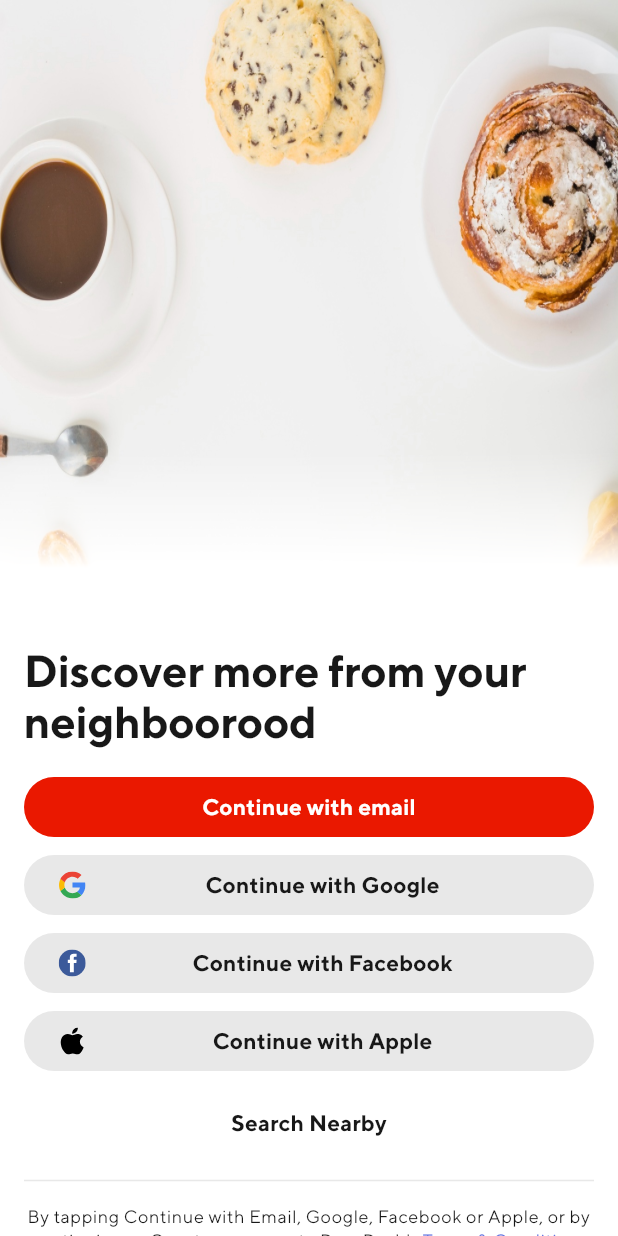
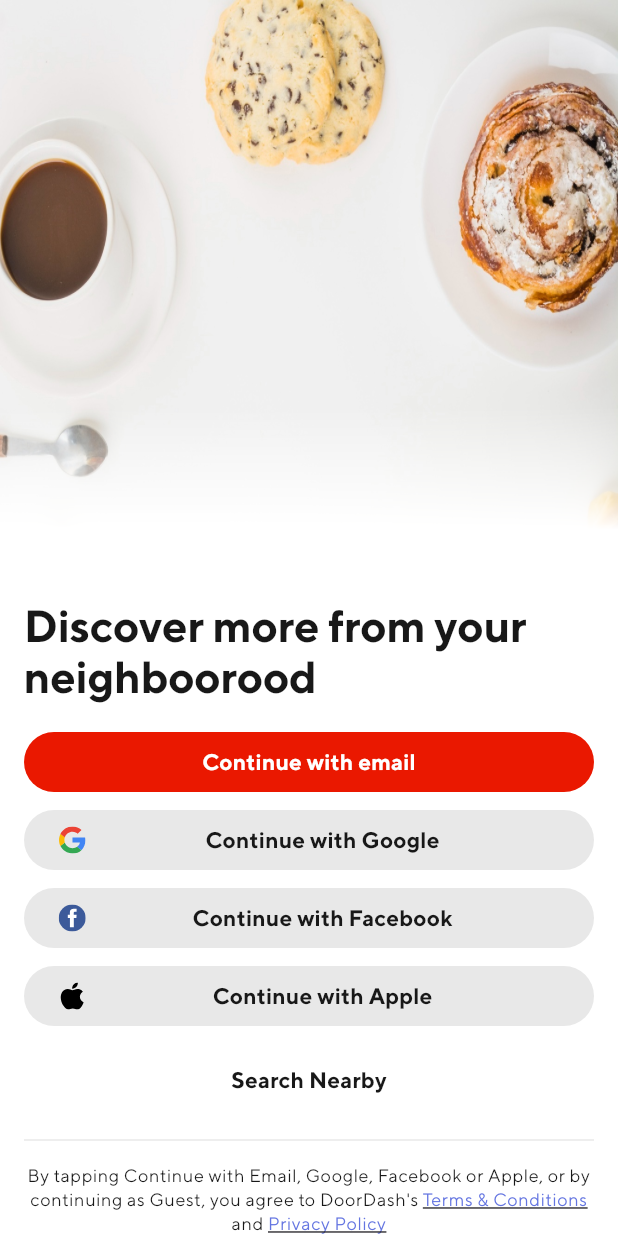
Before and after one commit to OsileJesse123/Flutter-Material-Styling, a Flutter app: the screen it shows after launch, on a phone screen of 412 x 824 dp. Run offline on Flutter 3.47's test engine with Material 3 defaults, Android fonts, the phone set to English and light mode, and no system bars; our stand-ins replace flutter_svg.

Commit message:
login screen edited

```diff
--- a/lib/views/login_page.dart
+++ b/lib/views/login_page.dart
@@ -60,12 +60,13 @@ class LoginPage extends StatelessWidget {
           )
         ),
         child: Padding(
-          padding: const EdgeInsets.only(top: 300),
+          padding: const EdgeInsets.only(top: 270),
           child: ShaderMask(
             shaderCallback: (bounds) => _maskingGradient.createShader(bounds),
             blendMode: BlendMode.dstIn,
             child: Container(
               color: theme.colorScheme.background,
+
               child: Padding(
                 padding: const EdgeInsets.fromLTRB(16, 130, 16, 0),
                 child: Column(
@@ -94,12 +95,16 @@ class LoginPage extends StatelessWidget {
                     _continueWithButton(SvgPicture.asset(facebookIcon, width: buttonIconSize, height: buttonIconSize,), Text('Continue with Facebook'.hardcoded), theme),
                     gapH4,
                     _continueWithButton(SvgPicture.asset(appleIcon, width: buttonIconSize, height: buttonIconSize,), Text('Continue with Apple'.hardcoded), theme),
-                    gapH20,
-                    Text(
+                    gapH8,
+                    TextButton(onPressed: (){
+
+                    },
+                    child: Text(
                       'Search Nearby'.hardcoded,
                       style: theme.textTheme.labelLarge,
+                      ),
                     ),
-                    gapH20,
+                    gapH8,
                     Divider(
                       thickness: 1,
                       color: theme.colorScheme.outline,
```
